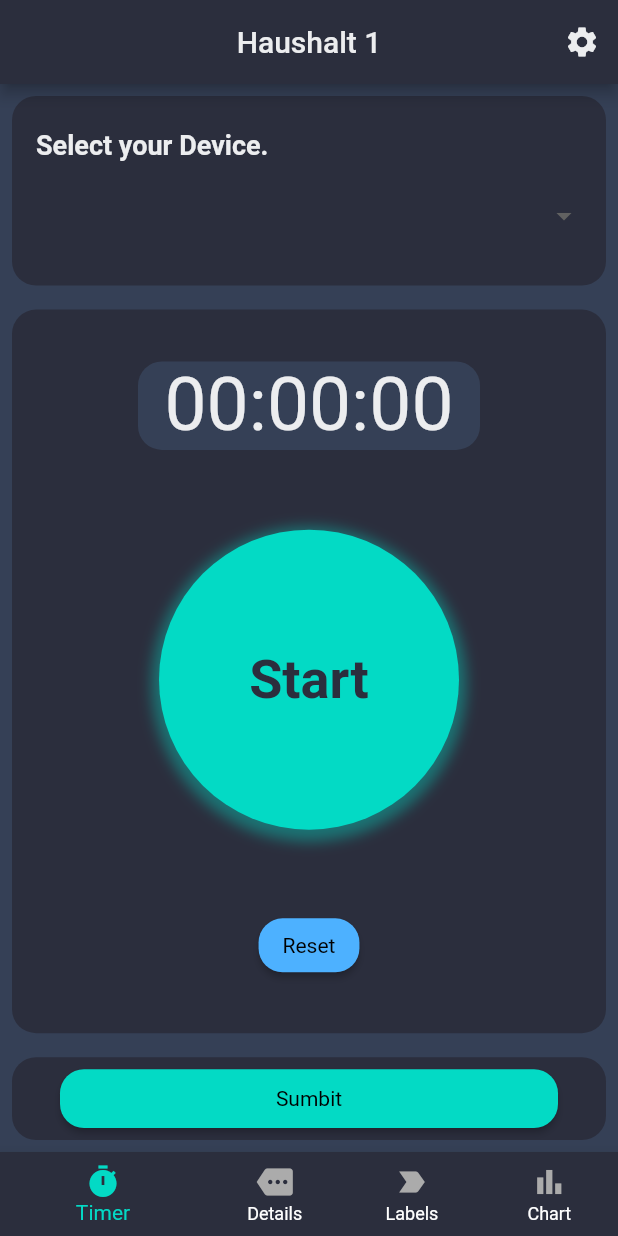
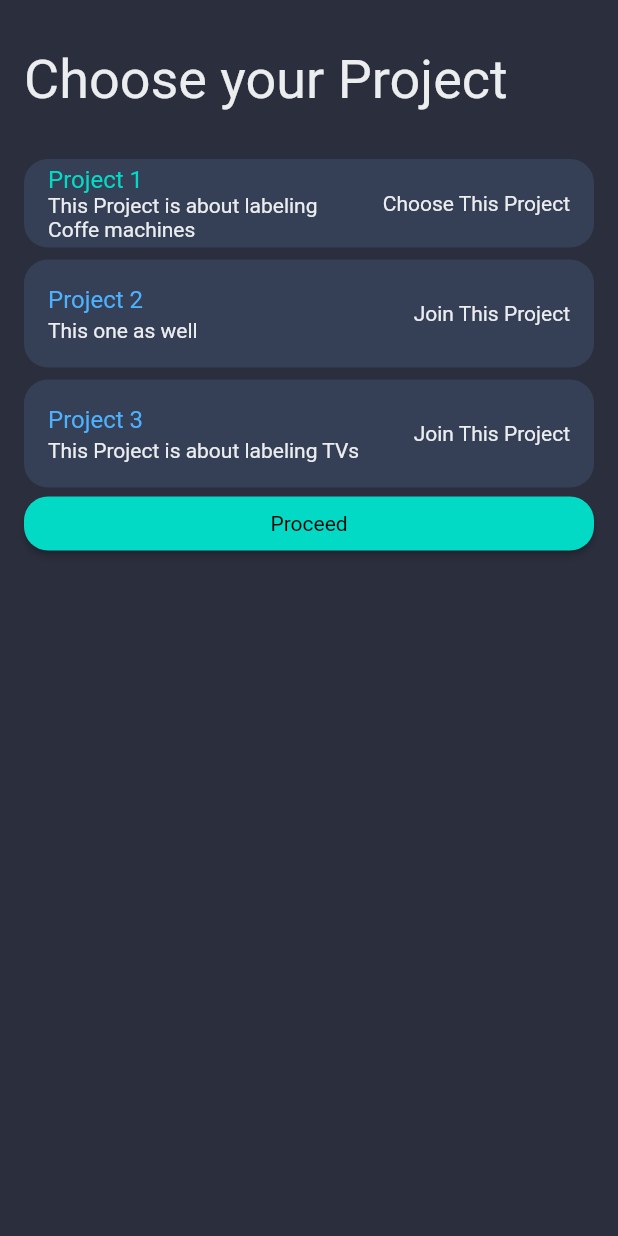
Before and after one commit to Layblar/layblar_app, a Flutter app: the screen it shows after launch, after a tap on "LOGIN", on a phone screen of 412 x 824 dp. Run offline on Flutter 3.47's test engine with Material 2 defaults, Android fonts, the phone set to English and light mode, and no system bars; our stand-ins replace fl_chart; network calls fail.

Commit message:
added choose project screen

```diff
--- a/lib/DTO/DEviceCardMocksDTO.dart
+++ b/lib/DTO/DEviceCardMocksDTO.dart
@@ -13,7 +13,7 @@ class DeviceCardMockDTO{
       String title3 = "Der Gerät";
       String imgUrl3 = "https://media.istockphoto.com/photos/kebab-picture-id92189411?k=20&m=92189411&s=612x612&w=0&h=mLL4cWXzSzBV7F0ZhNMI41DE3T8AddNdBSqH0Yi5rjs=";
 
-       String title4 = "Glotze";
+       String title4 = "Fernseher Samsung";
       String imgUrl4 = "https://pngimg.com/uploads/tv/tv_PNG39240.png";
       List<DeviceListItem> items = [];
 
--- /dev/null
+++ b/lib/screens/ChooseProjectScreen.dart
@@ -0,0 +1,52 @@
+
+import 'package:flutter/material.dart';
+import 'package:layblar_app/Themes/Styles.dart';
+import 'package:layblar_app/Themes/ThemeColors.dart';
+import 'package:layblar_app/screens/MainScreen.dart';
+
+class ChooseProjectScreen extends StatefulWidget {
+  const ChooseProjectScreen({ Key? key }) : super(key: key);
+
+  @override
+  State<ChooseProjectScreen> createState() => _ChooseProjectScreenState();
+}
+
+class _ChooseProjectScreenState extends State<ChooseProjectScreen> {
+  @override
+  Widget build(BuildContext context) {
+    return SafeArea(child: Scaffold(
+      backgroundColor: ThemeColors.secondaryBackground,
+      body: Padding(
+        padding: const EdgeInsets.all(16.0),
+        child: Column(
+          mainAxisSize: MainAxisSize.max,
+          crossAxisAlignment: CrossAxisAlignment.start,
+          children: [
+            SizedBox(height: 16),
+            Text("Choose your Project", style: Styles.headerTextStyle,),
+            SizedBox(height: 32,),
+
+            Column(
+              children: [
+                Container(decoration: Styles.primaryBackgroundContainerDecoration, child: ListTile(title: Text("Project 1", style: TextStyle(color: ThemeColors.primary),), subtitle: Text("This Project is about labeling Coffe machines", style: Styles.regularTextStyle,), trailing: Text("Choose This Project"),)),
+                SizedBox(height: 8),
+                Container(decoration: Styles.primaryBackgroundContainerDecoration, child: ListTile(title: Text("Project 2", style: TextStyle(color: ThemeColors.secondary)), subtitle: Text("This one as well",  style: Styles.regularTextStyle),  trailing: Text("Join This Project"))),
+                SizedBox(height: 8),
+                Container(decoration: Styles.primaryBackgroundContainerDecoration, child: ListTile(title: Text("Project 3", style: TextStyle(color: ThemeColors.secondary),),subtitle: Text("This Project is about labeling TVs",  style: Styles.regularTextStyle),  trailing: Text("Join This Project")))
+              ],
+            ),
+            Row(
+              children: [
+                Expanded(child: ElevatedButton(onPressed: (){}, child: Text("Proceed"), style: Styles.primaryButtonStyle,)),
+              ],
+            )
+          ],
+        ),
+      ),
+    ));
+  }
+
+  void navigateIfSuccessful(){
+    Navigator.of(context).push(MaterialPageRoute(builder: (BuildContext context) => MainScreen()));
+  }
+}
--- a/lib/screens/LoginScreen.dart
+++ b/lib/screens/LoginScreen.dart
@@ -1,6 +1,7 @@
 import 'package:flutter/material.dart';
 import 'package:layblar_app/Themes/Styles.dart';
 import 'package:layblar_app/Themes/ThemeColors.dart';
+import 'package:layblar_app/screens/CHooseProjectScreen.dart';
 import 'package:layblar_app/screens/MainScreen.dart';
 
 class LoginScreen extends StatefulWidget {
@@ -113,7 +114,7 @@ void validateUser(){
 }
 
 void navigateIfSuccessful(){
-      Navigator.of(context).push(MaterialPageRoute(builder: ((BuildContext context) => const MainScreen())));
+      Navigator.of(context).push(MaterialPageRoute(builder: ((BuildContext context) => const ChooseProjectScreen())));
 }
 
   Container getHeaderSection() {
--- a/lib/screens/MainScreen.dart
+++ b/lib/screens/MainScreen.dart
@@ -37,7 +37,7 @@ class _MainScreenState extends State<MainScreen> {
   }
 
   void _openSettings(){
-    Navigator.of(context).push(MaterialPageRoute(builder: ((BuildContext context) => const SettingsScreen())));
+    Navigator.of(context).push(MaterialPageRoute(builder: ((BuildContext context) => const SettingsScreen(currentProject: "Project 1",))));
   }
 
   //TODO: Open settings
```
Also changed, not shown: lib/screens/SettingsScreen.dart (+63 -5 lines).
